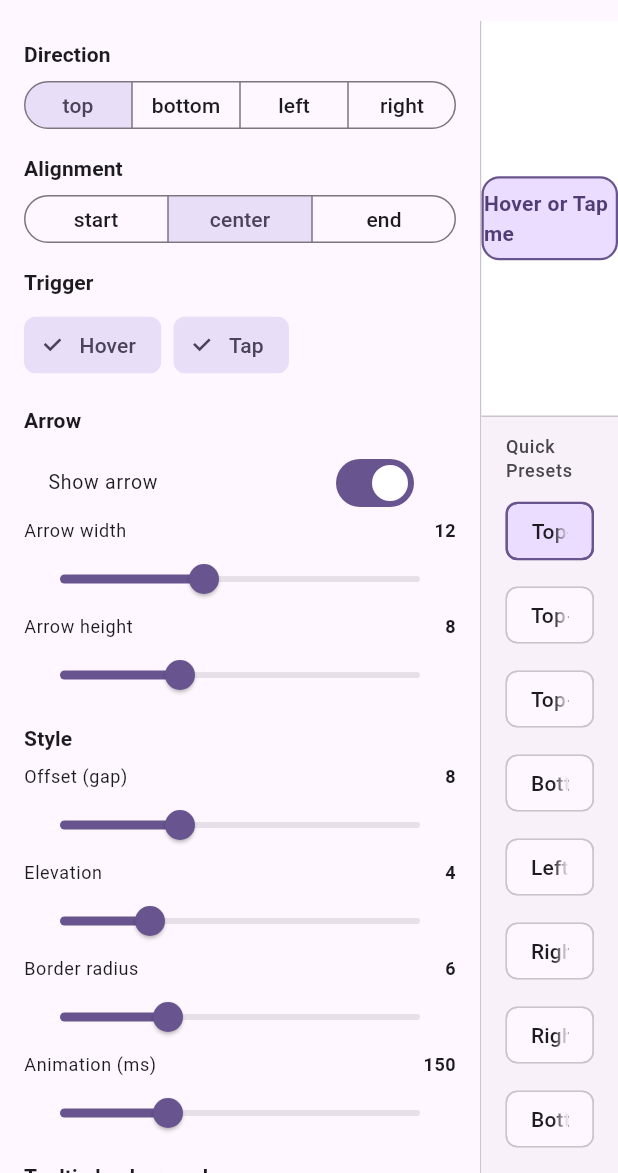
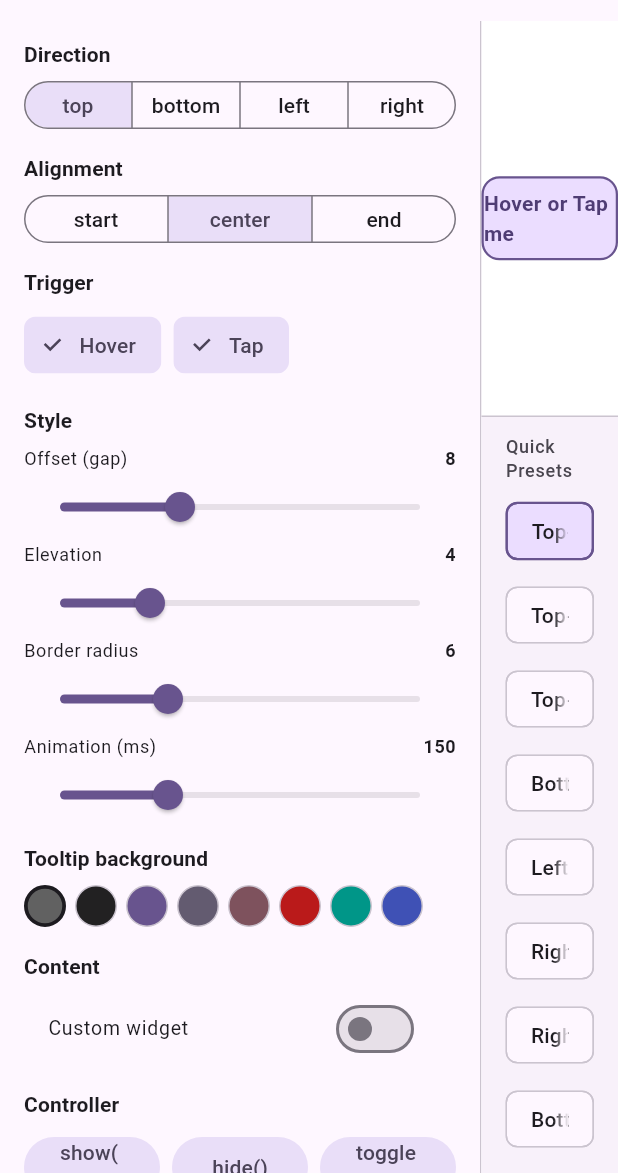
Before and after one commit to kihyun1998/just_tooltip, a Flutter app: the screen it shows after launch, on a phone screen of 412 x 824 dp, the part 63-1236 px from its top. Run offline on Flutter 3.47's test engine with Material 3 defaults, Android fonts, the phone set to English and light mode, and no system bars.

Commit message:
Remove arrow feature from tooltip

```diff
--- a/example/lib/main.dart
+++ b/example/lib/main.dart
@@ -89,9 +89,6 @@ class _PlaygroundPageState extends State<PlaygroundPage> {
   TooltipDirection _direction = TooltipDirection.top;
   TooltipAlignment _alignment = TooltipAlignment.center;
   double _offset = 8.0;
-  bool _showArrow = true;
-  double _arrowWidth = 12.0;
-  double _arrowHeight = 8.0;
   double _elevation = 4.0;
   double _borderRadiusVal = 6.0;
   bool _enableTap = true;
@@ -144,10 +141,7 @@ class _PlaygroundPageState extends State<PlaygroundPage> {
                     value: e.value,
                     child: Row(
                       children: [
-                        CircleAvatar(
-                          backgroundColor: e.value,
-                          radius: 10,
-                        ),
+                        CircleAvatar(backgroundColor: e.value, radius: 10),
                         const SizedBox(width: 12),
                         Text(e.key),
                         if (e.value == widget.seedColor) ...[
@@ -165,10 +159,7 @@ class _PlaygroundPageState extends State<PlaygroundPage> {
       body: Row(
         children: [
           // ── Left: Control panel ──
-          SizedBox(
-            width: 320,
-            child: _buildControlPanel(cs),
-          ),
+          SizedBox(width: 320, child: _buildControlPanel(cs)),
           const VerticalDivider(width: 1),
           // ── Right: Preview area ──
           Expanded(child: _buildPreviewArea(cs)),
@@ -214,21 +205,6 @@ class _PlaygroundPageState extends State<PlaygroundPage> {
           ],
         ),
         const SizedBox(height: 16),
-
-        _sectionTitle('Arrow'),
-        SwitchListTile(
-          dense: true,
-          title: const Text('Show arrow'),
-          value: _showArrow,
-          onChanged: (v) => setState(() => _showArrow = v),
-        ),
-        _slider('Arrow width', _arrowWidth, 4, 24, (v) {
-          setState(() => _arrowWidth = v);
-        }),
-        _slider('Arrow height', _arrowHeight, 4, 16, (v) {
-          setState(() => _arrowHeight = v);
-        }),
-        const SizedBox(height: 8),
 
         _sectionTitle('Style'),
         _slider('Offset (gap)', _offset, 0, 24, (v) {
@@ -311,11 +287,7 @@ class _PlaygroundPageState extends State<PlaygroundPage> {
       child: Column(
         children: [
           // Interactive preview (center)
-          Expanded(
-            child: Center(
-              child: _buildTooltipDemo(cs),
-            ),
-          ),
+          Expanded(child: Center(child: _buildTooltipDemo(cs))),
           // Quick presets bar
           _buildPresetsBar(cs),
         ],
@@ -329,9 +301,6 @@ class _PlaygroundPageState extends State<PlaygroundPage> {
       direction: _direction,
       alignment: _alignment,
       offset: _offset,
-      showArrow: _showArrow,
-      arrowWidth: _arrowWidth,
-      arrowHeight: _arrowHeight,
       backgroundColor: _tooltipBg,
       borderRadius: BorderRadius.circular(_borderRadiusVal),
       elevation: _elevation,
@@ -343,7 +312,7 @@ class _PlaygroundPageState extends State<PlaygroundPage> {
           ? (context) => _customTooltipContent(cs)
           : null,
       child: Container(
-        width: 160,
+        width: 280,
         height: 56,
         decoration: BoxDecoration(
           color: cs.primaryContainer,
@@ -355,10 +324,10 @@ class _PlaygroundPageState extends State<PlaygroundPage> {
           _enableHover && _enableTap
               ? 'Hover or Tap me'
               : _enableTap
-                  ? 'Tap me'
-                  : _enableHover
-                      ? 'Hover me'
-                      : 'Use controller',
+              ? 'Tap me'
+              : _enableHover
+              ? 'Hover me'
+              : 'Use controller',
           style: TextStyle(
             color: cs.onPrimaryContainer,
             fontWeight: FontWeight.w600,
@@ -388,10 +357,7 @@ class _PlaygroundPageState extends State<PlaygroundPage> {
             ),
             Text(
               'Built with tooltipBuilder',
-              style: TextStyle(
-                color: Colors.white70,
-                fontSize: 11,
-              ),
+              style: TextStyle(color: Colors.white70, fontSize: 11),
             ),
           ],
         ),
@@ -416,31 +382,63 @@ class _PlaygroundPageState extends State<PlaygroundPage> {
         children: [
           Text(
             'Quick Presets',
-            style: Theme.of(context).textTheme.labelMedium?.copyWith(
-                  color: cs.onSurfaceVariant,
-                ),
+            style: Theme.of(
+              context,
+            ).textTheme.labelMedium?.copyWith(color: cs.onSurfaceVariant),
           ),
           const SizedBox(height: 8),
           Wrap(
             spacing: 8,
             runSpacing: 8,
             children: [
-              _presetChip('Top-Center', TooltipDirection.top,
-                  TooltipAlignment.center, cs),
-              _presetChip('Top-Start', TooltipDirection.top,
-                  TooltipAlignment.start, cs),
-              _presetChip('Top-End', TooltipDirection.top,
-                  TooltipAlignment.end, cs),
-              _presetChip('Bottom-Center', TooltipDirection.bottom,
-                  TooltipAlignment.center, cs),
-              _presetChip('Left-Center', TooltipDirection.left,
-                  TooltipAlignment.center, cs),
-              _presetChip('Right-Center', TooltipDirection.right,
-                  TooltipAlignment.center, cs),
-              _presetChip('Right-End', TooltipDirection.right,
-                  TooltipAlignment.end, cs),
-              _presetChip('Bottom-Start', TooltipDirection.bottom,
-                  TooltipAlignment.start, cs),
+              _presetChip(
+                'Top-Center',
+                TooltipDirection.top,
+                TooltipAlignment.center,
+                cs,
+              ),
+              _presetChip(
+                'Top-Start',
+                TooltipDirection.top,
+                TooltipAlignment.start,
+                cs,
+              ),
+              _presetChip(
+                'Top-End',
+                TooltipDirection.top,
+                TooltipAlignment.end,
+                cs,
+              ),
+              _presetChip(
+                'Bottom-Center',
+                TooltipDirection.bottom,
+                TooltipAlignment.center,
+                cs,
+              ),
+              _presetChip(
+                'Left-Center',
+                TooltipDirection.left,
+                TooltipAlignment.center,
+                cs,
+              ),
+              _presetChip(
+                'Right-Center',
+                TooltipDirection.right,
+                TooltipAlignment.center,
+                cs,
+              ),
+              _presetChip(
+                'Right-End',
+                TooltipDirection.right,
+                TooltipAlignment.end,
+                cs,
+              ),
+              _presetChip(
+                'Bottom-Start',
+                TooltipDirection.bottom,
+                TooltipAlignment.start,
+                cs,
+              ),
             ],
           ),
         ],
@@ -448,15 +446,17 @@ class _PlaygroundPageState extends State<PlaygroundPage> {
     );
   }
 
-  Widget _presetChip(String label, TooltipDirection dir,
-      TooltipAlignment align, ColorScheme cs) {
+  Widget _presetChip(
+    String label,
+    TooltipDirection dir,
+    TooltipAlignment align,
+    ColorScheme cs,
+  ) {
     final isActive = _direction == dir && _alignment == align;
     return ActionChip(
       label: Text(label),
       backgroundColor: isActive ? cs.primaryContainer : null,
-      side: isActive
-          ? BorderSide(color: cs.primary, width: 1.5)
-          : null,
+      side: isActive ? BorderSide(color: cs.primary, width: 1.5) : null,
       onPressed: () {
         setState(() {
           _direction = dir;
@@ -475,9 +475,9 @@ class _PlaygroundPageState extends State<PlaygroundPage> {
       padding: const EdgeInsets.only(bottom: 8),
       child: Text(
         text,
-        style: Theme.of(context).textTheme.titleSmall?.copyWith(
-              fontWeight: FontWeight.w700,
-            ),
+        style: Theme.of(
+          context,
+        ).textTheme.titleSmall?.copyWith(fontWeight: FontWeight.w700),
       ),
     );
   }
@@ -510,8 +510,12 @@ class _PlaygroundPageState extends State<PlaygroundPage> {
   }
 
   Widget _slider(
-      String label, double value, double min, double max,
-      ValueChanged<double> onChanged) {
+    String label,
+    double value,
+    double min,
+    double max,
+    ValueChanged<double> onChanged,
+  ) {
     return Column(
       crossAxisAlignment: CrossAxisAlignment.start,
       children: [
@@ -523,18 +527,13 @@ class _PlaygroundPageState extends State<PlaygroundPage> {
               value == value.roundToDouble()
                   ? value.round().toString()
                   : value.toStringAsFixed(1),
-              style: Theme.of(context).textTheme.bodySmall?.copyWith(
-                    fontWeight: FontWeight.w600,
-                  ),
+              style: Theme.of(
+                context,
+              ).textTheme.bodySmall?.copyWith(fontWeight: FontWeight.w600),
             ),
           ],
         ),
-        Slider(
-          value: value,
-          min: min,
-          max: max,
-          onChanged: onChanged,
-        ),
+        Slider(value: value, min: min, max: max, onChanged: onChanged),
       ],
     );
   }
@@ -551,9 +550,10 @@ class _PlaygroundPageState extends State<PlaygroundPage> {
           shape: BoxShape.circle,
           border: selected
               ? Border.all(
-                  color: Theme.of(context).colorScheme.onSurface, width: 2.5)
-              : Border.all(
-                  color: Theme.of(context).colorScheme.outlineVariant),
+                  color: Theme.of(context).colorScheme.onSurface,
+                  width: 2.5,
+                )
+              : Border.all(color: Theme.of(context).colorScheme.outlineVariant),
         ),
       ),
     );
--- a/lib/just_tooltip.dart
+++ b/lib/just_tooltip.dart
@@ -2,5 +2,4 @@ export 'src/enums.dart';
 export 'src/just_tooltip_controller.dart';
 export 'src/just_tooltip.dart';
 export 'src/just_tooltip_overlay.dart';
-export 'src/arrow_painter.dart';
 export 'src/tooltip_position_utils.dart';
--- a/lib/src/just_tooltip.dart
+++ b/lib/src/just_tooltip.dart
@@ -8,7 +8,7 @@ import 'just_tooltip_overlay.dart';
 import 'tooltip_position_utils.dart';
 
 /// A highly customizable tooltip widget that supports directional placement,
-/// fine-grained alignment, an arrow indicator, and multiple trigger modes.
+/// fine-grained alignment, and multiple trigger modes.
 ///
 /// Either [message] or [tooltipBuilder] must be provided.
 ///
@@ -34,9 +34,6 @@ class JustTooltip extends StatefulWidget {
     this.direction = TooltipDirection.top,
     this.alignment = TooltipAlignment.center,
     this.offset = 8.0,
-    this.showArrow = true,
-    this.arrowWidth = 12.0,
-    this.arrowHeight = 8.0,
     this.backgroundColor = const Color(0xFF616161),
     this.borderRadius = const BorderRadius.all(Radius.circular(6)),
     this.padding = const EdgeInsets.symmetric(horizontal: 12, vertical: 8),
@@ -68,19 +65,10 @@ class JustTooltip extends StatefulWidget {
   /// The alignment of the tooltip along the cross-axis of [direction].
   final TooltipAlignment alignment;
 
-  /// The gap between the child and the tooltip edge (excluding arrow).
+  /// The gap between the child and the tooltip edge.
   final double offset;
 
-  /// Whether to show a triangular arrow pointing toward the child.
-  final bool showArrow;
-
-  /// The width of the arrow (along the direction axis).
-  final double arrowWidth;
-
-  /// The height of the arrow (perpendicular to the direction axis).
-  final double arrowHeight;
-
-  /// The background color of the tooltip box and arrow.
+  /// The background color of the tooltip box.
   final Color backgroundColor;
 
   /// The border radius of the tooltip box.
@@ -302,9 +290,6 @@ class _JustTooltipState extends State<JustTooltip>
                   borderRadius: widget.borderRadius,
                   padding: widget.padding,
                   elevation: widget.elevation,
-                  showArrow: widget.showArrow,
-                  arrowWidth: widget.arrowWidth,
-                  arrowHeight: widget.arrowHeight,
                   message: widget.message,
                   tooltipBuilder: widget.tooltipBuilder,
                   textStyle: widget.textStyle,
```
Also changed, not shown: lib/src/arrow_painter.dart (deleted, +0 -74 lines), lib/src/just_tooltip_overlay.dart (+5 -84 lines), 1 other file.
